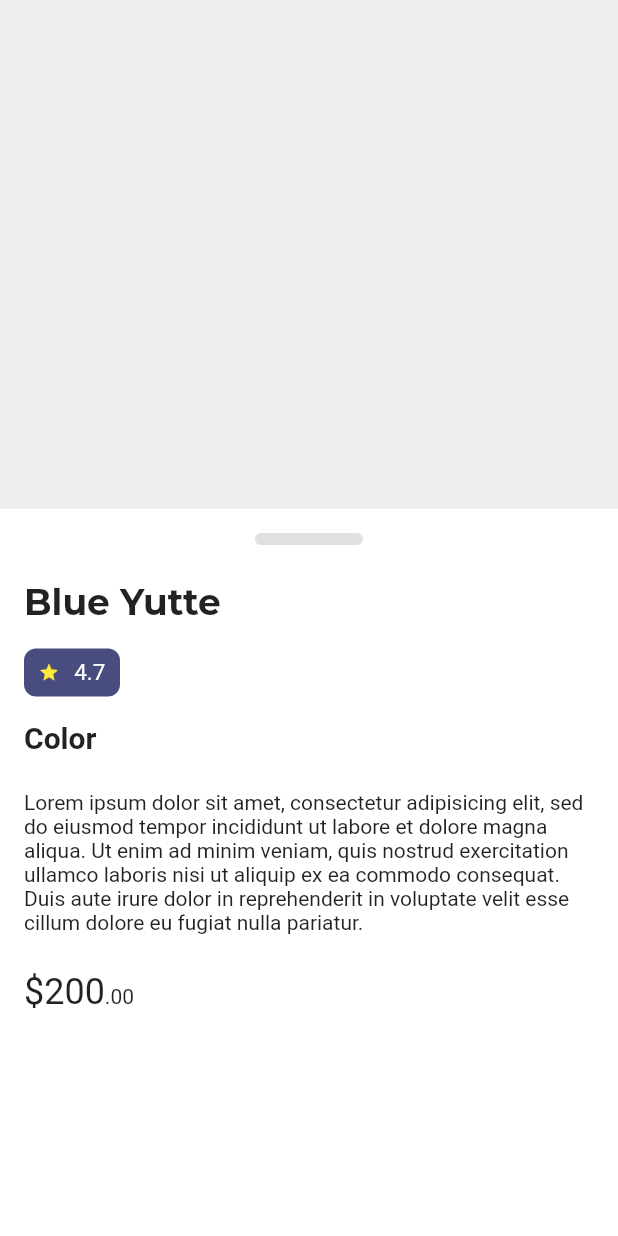
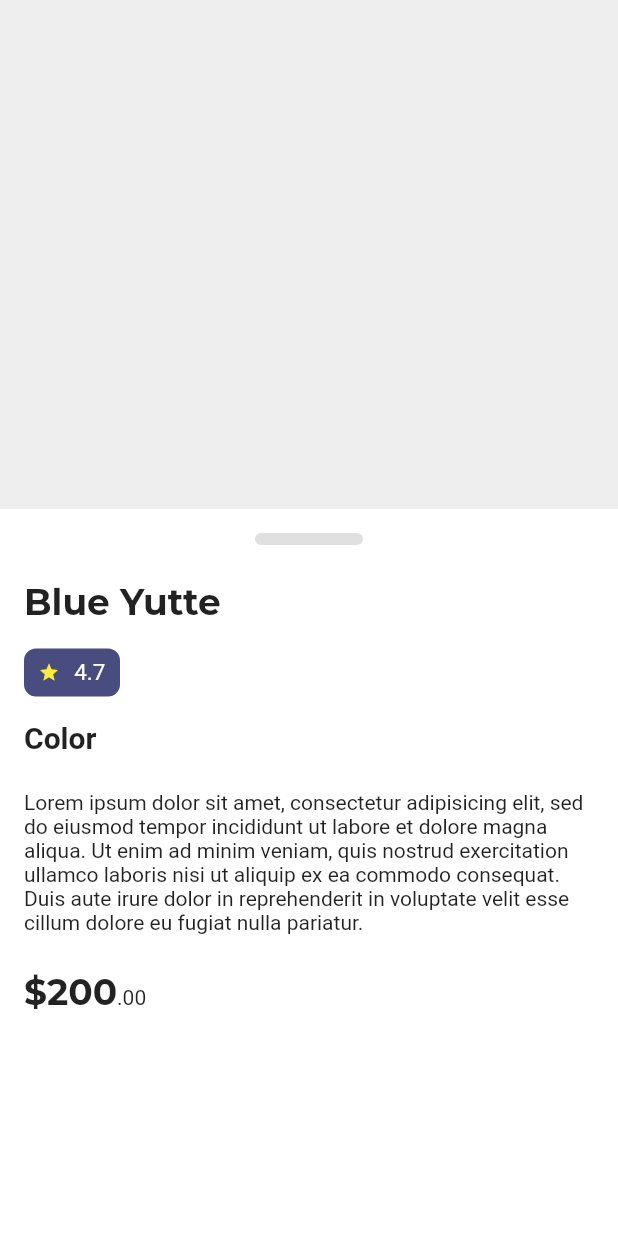
Before and after one commit to JAICHANGPARK/flutter_notebook_11th_story, a Flutter app: the FurnitureDetailPage screen opened directly, on a phone screen of 412 x 824 dp. Run offline on Flutter 3.47's test engine with Material 2 defaults, Android fonts, the phone set to English and light mode, and no system bars; our stand-ins replace backdrop, badges, flutter_inner_drawer, flutter_slidable, flutter_swiper, google_fonts; network calls fail.

Commit message:
Update detail_page.dart

```diff
--- a/lib/ep735_furniture_app/ui/detail_page.dart
+++ b/lib/ep735_furniture_app/ui/detail_page.dart
@@ -91,8 +91,9 @@ class _FurnitureDetailPageState extends State<FurnitureDetailPage> {
                   Text.rich(
                     TextSpan(
                       children:[
-                        TextSpan( text: "\$200", style: TextStyle(
+                        TextSpan( text: "\$200", style: GoogleFonts.montserrat(
                           fontSize: 24,
+                          fontWeight: FontWeight.bold
                         )),
                         TextSpan( text: ".00"),
                       ]
```
